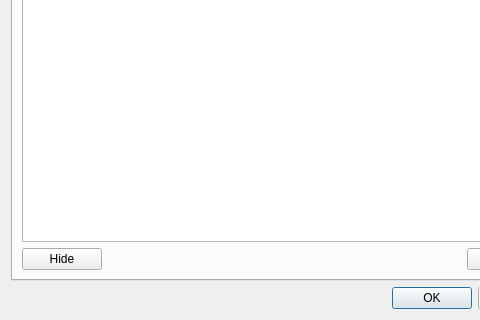
Before: the Qt Designer form src/gui/dialogs/managermodules/managermodules.ui in axsapronov/QSopherim, drawn with Qt 5; both pictures show x 0 to 480 and y 172 to 492 of the 569 by 492 pixel window.
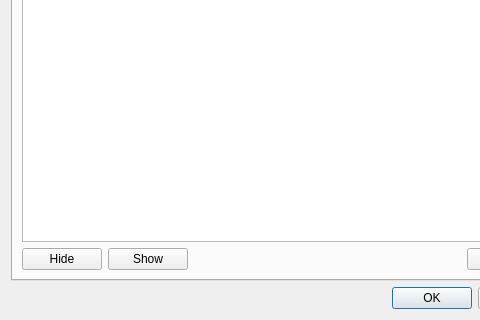
After: the same form once the commit is applied. The open tabs and pages were chosen to show the change.

Commit message: [ADD] 1-step to add hide/show modules

```diff
--- a/src/gui/dialogs/managermodules/managermodules.ui
+++ b/src/gui/dialogs/managermodules/managermodules.ui
@@ -155,6 +155,13 @@
            </property>
           </widget>
          </item>
+         <item>
+          <widget class="QPushButton" name="pBShowModules">
+           <property name="text">
+            <string>Show</string>
+           </property>
+          </widget>
+         </item>
          <item>
           <spacer name="horizontalSpacer_4">
            <property name="orientation">
```
Left out of the diff: 2 changed lines with no effect on the pictures. The commit also changes 8 other files.
